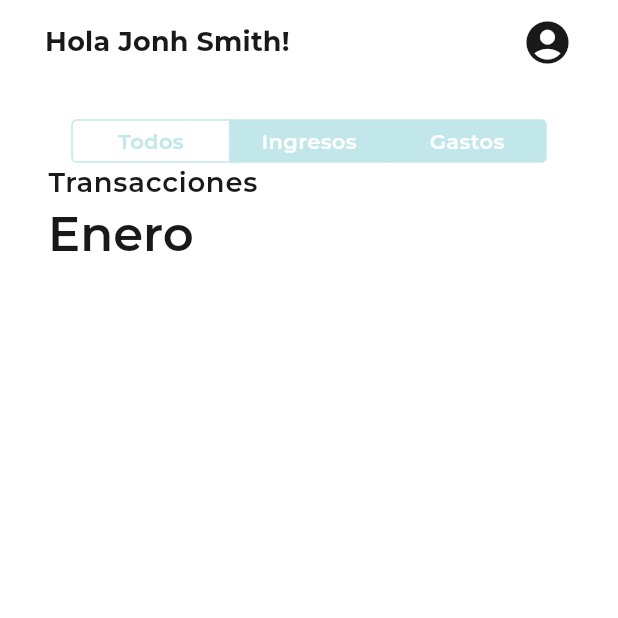
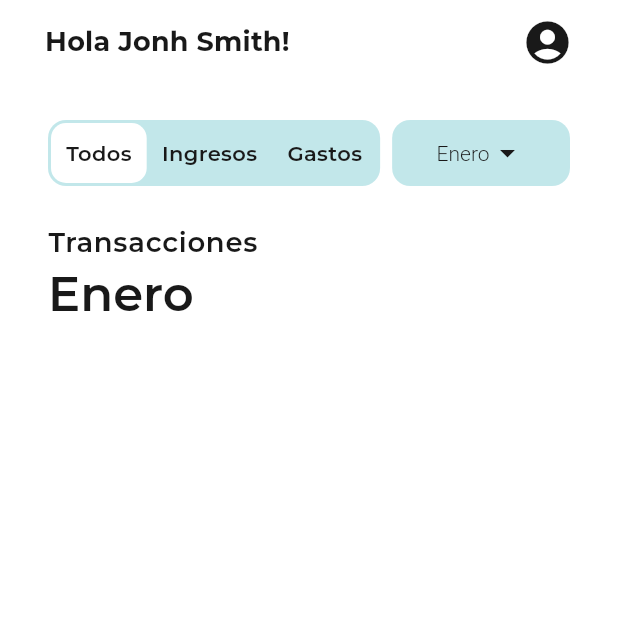
Before and after one commit to joshesp/cuentas_app, a Flutter app: the screen it shows after launch, on a phone screen of 412 x 824 dp, the top half of it. Run offline on Flutter 3.47's test engine with Material 3 defaults, Android fonts, the phone set to English and light mode, and no system bars; drawn by our look-alikes of custom_sliding_segmented_control; our stand-ins replace fl_chart, flutter_screenutil, flutter_svg; project files that could hold a hidden picture were left out.

Commit message:
filtros de la sección de transacciones

```diff
--- /dev/null
+++ b/lib/common/widgets/dropdown_button/dropdown_button_widget.dart
@@ -0,0 +1,70 @@
+import 'package:cuentas_app/config/theme/coolors.dart';
+import 'package:flutter/material.dart';
+
+class DropdownButtonWidget<T> extends StatefulWidget {
+  final List<T> options;
+
+  const DropdownButtonWidget({
+    super.key,
+    required this.options,
+  });
+
+  @override
+  State<DropdownButtonWidget> createState() => _DropdownButtonWidget<T>();
+}
+
+class _DropdownButtonWidget<T> extends State<DropdownButtonWidget<T>> {
+  late T dropdownValue;
+
+  @override
+  void initState() {
+    super.initState();
+    dropdownValue = widget.options[0];
+  }
+
+  @override
+  Widget build(BuildContext context) {
+    return Container(
+      alignment: Alignment.center,
+      height: 44,
+      decoration: BoxDecoration(
+        color: Coolors.accent,
+        borderRadius: BorderRadius.circular(12),
+      ),
+      child: DropdownButton<T>(
+        value: dropdownValue,
+        onChanged: (T? value) {
+          setState(() {
+            dropdownValue = value as T;
+          });
+        },
+        elevation: 0,
+        style: const TextStyle(color: Colors.white),
+        iconEnabledColor: Coolors.dark,
+        underline: const SizedBox(),
+        selectedItemBuilder: (BuildContext context) {
+          return widget.options.map((T value) {
+            return Align(
+              alignment: Alignment.centerLeft,
+              child: Text(
+                dropdownValue.toString(),
+                overflow: TextOverflow.ellipsis,
+                style: const TextStyle(
+                  color: Coolors.dark,
+                  fontSize: 14,
+                  fontWeight: FontWeight.w300,
+                ),
+              ),
+            );
+          }).toList();
+        },
+        items: widget.options.map<DropdownMenuItem<T>>((T value) {
+          return DropdownMenuItem<T>(
+            value: value,
+            child: Text(value.toString()),
+          );
+        }).toList(),
+      ),
+    );
+  }
+}
--- a/lib/common/widgets/widgets.dart
+++ b/lib/common/widgets/widgets.dart
@@ -1,6 +1,7 @@
 export './button_app/button_app_widget.dart';
 export './button_app/text_link_widget.dart';
 export './charts/barchart_widget.dart';
+export './dropdown_button/dropdown_button_widget.dart';
 export './slider/model/slide_model.dart';
 export './slider/slider_widget.dart';
 export './ui_appbar/ui_appbar.dart';
--- a/lib/presentation/views/transactions/transactions_view.dart
+++ b/lib/presentation/views/transactions/transactions_view.dart
@@ -1,9 +1,23 @@
 import 'package:cuentas_app/common/widgets/widgets.dart';
 import 'package:cuentas_app/config/constants/app_constants.dart';
 import 'package:cuentas_app/config/theme/coolors.dart';
-import 'package:cuentas_app/config/theme/custom_theme_extension.dart';
-import 'package:flutter/cupertino.dart';
+import 'package:custom_sliding_segmented_control/custom_sliding_segmented_control.dart';
 import 'package:flutter/material.dart';
+
+List<String> months = <String>[
+  'Enero',
+  'Febrero',
+  'Marzo',
+  'Abril',
+  'Mayo',
+  'Junio',
+  'Julio',
+  'Agosto',
+  'Septiembre',
+  'Octubre',
+  'Noviembre',
+  'Diciembre'
+];
 
 class TransactionsView extends StatelessWidget {
   const TransactionsView({super.key});
@@ -23,7 +37,46 @@ class TransactionsView extends StatelessWidget {
               crossAxisAlignment: CrossAxisAlignment.start,
               children: [
                 const SizedBox(height: defaultSpacing),
-                MySegmentedControl(),
+                Row(
+                  mainAxisAlignment: MainAxisAlignment.spaceBetween,
+                  children: [
+                    CustomSlidingSegmentedControl<int>(
+                      initialValue: 1,
+                      children: const <int, Widget>{
+                        1: Text(
+                          'Todos',
+                          style: TextStyle(color: Coolors.dark),
+                        ),
+                        2: Text(
+                          'Ingresos',
+                          style: TextStyle(color: Coolors.dark),
+                        ),
+                        3: Text(
+                          'Gastos',
+                          style: TextStyle(color: Coolors.dark),
+                        ),
+                      },
+                      padding: 10,
+                      height: 40,
+                      decoration: BoxDecoration(
+                        color: Coolors.accent,
+                        borderRadius: BorderRadius.circular(12),
+                      ),
+                      thumbDecoration: BoxDecoration(
+                        color: Colors.white,
+                        borderRadius: BorderRadius.circular(10),
+                      ),
+                      duration: const Duration(milliseconds: 300),
+                      curve: Curves.easeInToLinear,
+                      onValueChanged: (v) {},
+                    ),
+                    const SizedBox(width: 8),
+                    Expanded(
+                      child: DropdownButtonWidget(options: months),
+                    ),
+                  ],
+                ),
+                const SizedBox(height: defaultSpacing),
                 const TextSection(
                   subtitle: 'Transacciones',
                   headline1: 'Enero',
@@ -38,52 +91,3 @@ class TransactionsView extends StatelessWidget {
     );
   }
 }
-
-class MySegmentedControl extends StatefulWidget {
-  const MySegmentedControl({super.key});
-
-  @override
-  State<MySegmentedControl> createState() => _MySegmentedControlState();
-}
-
-class _MySegmentedControlState extends State<MySegmentedControl> {
-  final Map<int, Widget> myTabs = const <int, Widget>{
-    0: Text(
-      'Todos',
-      style: TextStyle(),
-    ),
-    1: Text('Ingresos'),
-    3: Text('Gastos'),
-  };
-
-  int sharedValue = 0;
-
-  @override
-  Widget build(BuildContext context) {
-    return CupertinoTheme(
-      data: CupertinoThemeData(
-        primaryColor: context.theme.primaryColor, // Changes the border color
-        brightness: Brightness.dark, // Changes the text color
-      ),
-      child: SizedBox(
-        width: double.infinity,
-        child: CupertinoSegmentedControl<int>(
-          children: myTabs,
-          onValueChanged: (int val) {
-            setState(() {
-              sharedValue = val;
-            });
-          },
-          groupValue: sharedValue,
-          borderColor: Coolors.accent, // Changes the border color
-          selectedColor:
-              Colors.white, // Changes the background color of the selected tab
-          unselectedColor: Coolors
-              .accent, // Changes the background color of the unselected tabs
-          pressedColor: Coolors
-              .primary, // Changes the background color when a tab is pressed
-        ),
-      ),
-    );
-  }
-}
--- a/pubspec.yaml
+++ b/pubspec.yaml
@@ -13,6 +13,7 @@ dependencies:
   intl: ^0.19.0
   fl_chart: ^0.66.2
   flutter_screenutil: ^5.0.0+2
+  custom_sliding_segmented_control: ^1.8.1
 
 dev_dependencies:
   flutter_test:
```
Also changed, not shown: pubspec.lock.
